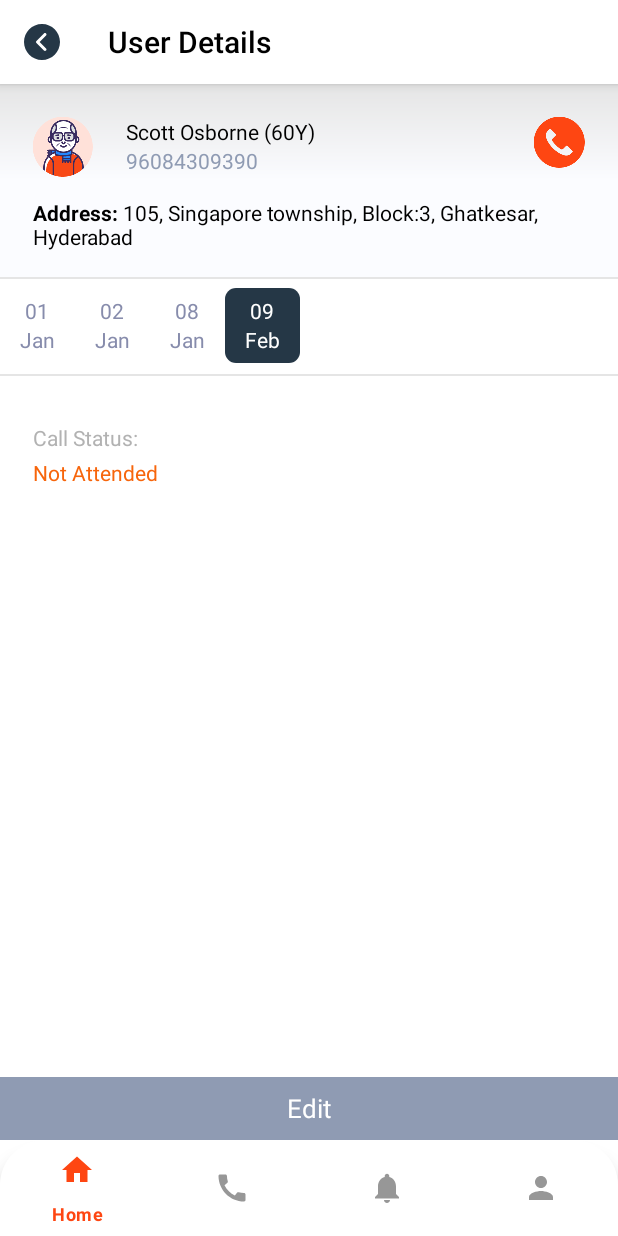
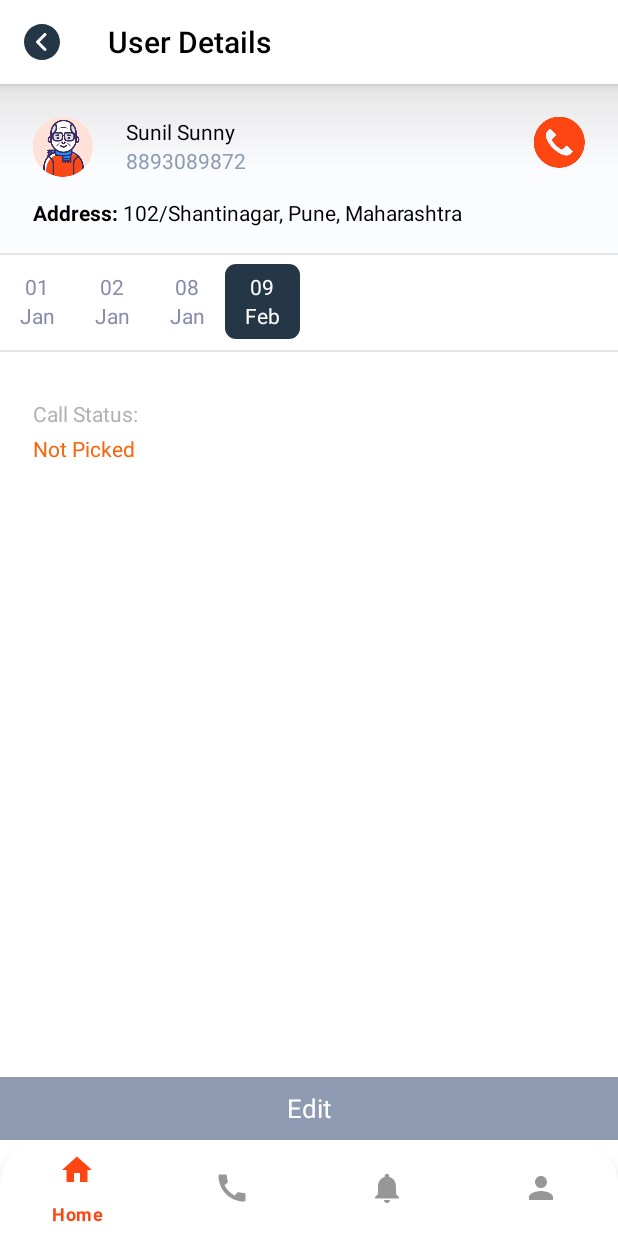
Before and after one commit to ApneSaathi/ApneSaathiAndroid, an Android app: the HomeFragment screen opened directly, with no data from a screen before it, after a tap on "Apne Saathi", on a phone screen of 412 x 824 dp. Run offline under Robolectric (Android 15) with nearby library versions, the phone set to English and light mode, and no system bars; our stand-ins replace CircleImageView, RxJava; pictures from the network do not load.

Commit message:
UI changes for user details fragment and passing the real data for binding the data.

```diff
--- a/app/src/main/java/com/nitiaayog/apnesaathi/ui/fragments/calls/AllCallsFragment.kt
+++ b/app/src/main/java/com/nitiaayog/apnesaathi/ui/fragments/calls/AllCallsFragment.kt
@@ -49,6 +49,7 @@ class AllCallsFragment : BaseFragment<HomeViewModel>(), CallsAdapter.OnItemClick
 
     override fun onMoreInfoClick(position: Int, user: User) {
         val fragment = SeniorCitizenDetailsFragment()
+        fragment.setSelectedUser(user)
         addFragment(
             R.id.fragmentCallContainer, fragment, getString(R.string.details_fragment)
         )
--- a/app/src/main/java/com/nitiaayog/apnesaathi/ui/fragments/calls/CallsStatusFragment.kt
+++ b/app/src/main/java/com/nitiaayog/apnesaathi/ui/fragments/calls/CallsStatusFragment.kt
@@ -57,6 +57,7 @@ class CallsStatusFragment : BaseFragment<HomeViewModel>(), CallsAdapter.OnItemCl
 
     override fun onMoreInfoClick(position: Int, user: User) {
         val fragment = SeniorCitizenDetailsFragment()
+        fragment.setSelectedUser(user)
         addFragment(
             R.id.fragmentCallContainer, fragment,getString(R.string.details_fragment)
         )
--- a/app/src/main/java/com/nitiaayog/apnesaathi/ui/fragments/details/SeniorCitizenDetailsFragment.kt
+++ b/app/src/main/java/com/nitiaayog/apnesaathi/ui/fragments/details/SeniorCitizenDetailsFragment.kt
@@ -1,13 +1,18 @@
 package com.nitiaayog.apnesaathi.ui.fragments.details
 
 import android.os.Bundle
+import android.text.SpannableStringBuilder
 import android.view.View
+import android.widget.Toast
+import androidx.core.content.ContextCompat
+import androidx.core.text.bold
 import androidx.recyclerview.widget.LinearLayoutManager
 import com.nitiaayog.apnesaathi.R
 import com.nitiaayog.apnesaathi.adapter.SeniorCitizenDateAdapter
 import com.nitiaayog.apnesaathi.base.extensions.getViewModel
 import com.nitiaayog.apnesaathi.base.extensions.replaceFragment
 import com.nitiaayog.apnesaathi.model.DateItem
+import com.nitiaayog.apnesaathi.model.User
 import com.nitiaayog.apnesaathi.ui.base.BaseFragment
 import kotlinx.android.synthetic.main.fragment_senior_citizen_details.*
 
@@ -16,6 +21,7 @@ class SeniorCitizenDetailsFragment : BaseFragment<SeniorCitizenDetailsViewModel>
     SeniorCitizenDateAdapter.OnItemClickListener, SeniorCitizenEditFragment.OnItemClickListener {
 
     private lateinit var adapter: SeniorCitizenDateAdapter
+    lateinit var user: User
     override fun provideViewModel(): SeniorCitizenDetailsViewModel =
         getViewModel {
             SeniorCitizenDetailsViewModel.getInstance(
@@ -34,9 +40,28 @@ class SeniorCitizenDetailsFragment : BaseFragment<SeniorCitizenDetailsViewModel>
         initClicks()
         initRecyclerView()
         initAdapter()
+        bindData()
+
+    }
+
+    private fun bindData() {
+        txt_user_name.text = user.userName
+        txt_user_phone_number.text = user.phoneNumber
+        val s = SpannableStringBuilder()
+            .bold { append(resources.getString(R.string.address)) }
+        txt_address.text =
+            s.append(" "+user.block + ", ").append(user.district + ", ").append(user.state)
+        if (user.gender == "M") {
+            img_user_icon.background =
+                activity?.let { ContextCompat.getDrawable(it, R.drawable.ic_male_user) }
+        } else {
+            img_user_icon.background =
+                activity?.let { ContextCompat.getDrawable(it, R.drawable.ic_female_user) }
+        }
     }
 
     private fun initClicks() {
+        img_call_button.setOnClickListener { prepareToCallPerson() }
         txt_edit.setOnClickListener {
             val fragment = SeniorCitizenEditFragment()
             fragment.setItemClickListener(this)
@@ -72,10 +97,11 @@ class SeniorCitizenDetailsFragment : BaseFragment<SeniorCitizenDetailsViewModel>
     }
 
     override fun onCallPermissionGranted() {
+        placeCall(user, R.id.fragment_edit_container)
     }
 
-    override fun onCallPermissionDenied() {
-    }
+    override fun onCallPermissionDenied() =
+        Toast.makeText(context, R.string.not_handle_action, Toast.LENGTH_LONG).show()
 
     override fun onSaveButton(status: String) {
         val index = viewModel.getDataList().size - 1
@@ -90,4 +116,8 @@ class SeniorCitizenDetailsFragment : BaseFragment<SeniorCitizenDetailsViewModel>
 
     override fun onCancelButton() {
     }
+
+    fun setSelectedUser(selectedUser: User) {
+        user = selectedUser
+    }
 }
--- a/app/src/main/java/com/nitiaayog/apnesaathi/ui/fragments/home/BaseCallsTypeFragment.kt
+++ b/app/src/main/java/com/nitiaayog/apnesaathi/ui/fragments/home/BaseCallsTypeFragment.kt
@@ -50,8 +50,10 @@ class BaseCallsTypeFragment : BaseFragment<HomeViewModel>(),
     }
 
     override fun onMoreInfoClick(position: Int, user: User) {
+        val fragment = SeniorCitizenDetailsFragment()
+        fragment.setSelectedUser(user)
         addFragment(
-            containerId, SeniorCitizenDetailsFragment(), getString(R.string.edit_fragment)
+            containerId, fragment, getString(R.string.details_fragment)
         )
     }
 
--- a/app/src/main/java/com/nitiaayog/apnesaathi/ui/fragments/home/HomeFragment.kt
+++ b/app/src/main/java/com/nitiaayog/apnesaathi/ui/fragments/home/HomeFragment.kt
@@ -57,6 +57,7 @@ class HomeFragment : BaseFragment<HomeViewModel>(), CallsAdapter.OnItemClickList
 
     override fun onMoreInfoClick(position: Int, user: User) {
         val fragment = SeniorCitizenDetailsFragment()
+        fragment.setSelectedUser(user)
         addFragment(
             R.id.fragmentHomeContainer, fragment, getString(R.string.details_fragment)
         )
--- a/app/src/main/res/layout/fragment_senior_citizen_details.xml
+++ b/app/src/main/res/layout/fragment_senior_citizen_details.xml
@@ -35,7 +35,7 @@
                 android:layout_width="match_parent"
                 android:layout_height="wrap_content"
                 android:background="@color/color_white"
-                android:paddingBottom="200dp">
+                android:paddingBottom="@dimen/view_size_66">
 
                 <LinearLayout
                     android:id="@+id/ll_personal_details_container"
@@ -57,9 +57,9 @@
                         android:orientation="horizontal">
 
                         <ImageView
+                            android:id="@+id/img_user_icon"
                             android:layout_width="wrap_content"
-                            android:layout_height="wrap_content"
-                            android:src="@drawable/ic_male_user" />
+                            android:layout_height="wrap_content" />
 
                         <LinearLayout
                             android:layout_width="0dp"
@@ -92,6 +92,7 @@
                     </LinearLayout>
 
                     <TextView
+                        android:id="@+id/txt_address"
                         android:layout_width="match_parent"
                         android:layout_height="wrap_content"
                         android:layout_marginTop="@dimen/dimen_12"
@@ -176,19 +177,20 @@
                             android:layout_weight="1"
                             android:orientation="vertical"
                             android:paddingLeft="@dimen/dimen_10"
-                            android:visibility="gone">
+                            android:visibility="visible">
 
                             <TextView
                                 android:layout_width="wrap_content"
                                 android:layout_height="wrap_content"
-                                android:text="@string/category"
+                                android:text="@string/whom_did_you_talk_with"
                                 android:textColor="@color/color_grey_txt" />
 
                             <TextView
                                 android:id="@+id/txt_call_response"
                                 android:layout_width="wrap_content"
+                                android:layout_marginTop="@dimen/dimen_2"
                                 android:layout_height="wrap_content"
-                                android:text="No Response"
+                                android:text="Senior Citizen"
                                 android:textColor="@color/color_orange" />
 
                         </LinearLayout>
@@ -214,7 +216,6 @@
                         android:id="@+id/ll_medical_details"
                         android:layout_width="match_parent"
                         android:layout_height="wrap_content"
-                        android:layout_marginTop="@dimen/dimen_15"
                         android:baselineAligned="false"
                         android:orientation="horizontal"
                         android:paddingLeft="@dimen/dimen_20"
@@ -228,8 +229,22 @@
                             android:layout_height="wrap_content"
                             android:layout_weight="1"
                             android:orientation="vertical">
+                            <TextView
+                                android:layout_width="wrap_content"
+                                android:layout_height="wrap_content"
+                                android:text="@string/related_info_talked_about"
+                                android:textColor="@color/color_grey_txt" />
 
                             <TextView
+                                android:id="@+id/txt_related_info"
+                                android:layout_width="wrap_content"
+                                android:layout_height="wrap_content"
+                                android:layout_marginTop="@dimen/dimen_2"
+                                android:text="Prevention, Access"
+                                android:textColor="@color/color_orange" />
+
+                            <TextView
+                                android:layout_marginTop="@dimen/dimen_10"
                                 android:layout_width="wrap_content"
                                 android:layout_height="wrap_content"
                                 android:text="@string/covid_symptoms"
@@ -250,6 +265,7 @@
                                     app:layout_constraintTop_toTopOf="parent" />
 
                                 <TextView
+                                    android:id="@+id/txt_cough"
                                     android:layout_width="wrap_content"
                                     android:layout_height="wrap_content"
                                     android:layout_marginTop="@dimen/dimen_5"
@@ -273,6 +289,7 @@
                                     android:layout_height="wrap_content"
                                     android:layout_marginTop="@dimen/dimen_5"
                                     android:text="@string/fever"
+                                    android:gravity="center"
                                     android:textColor="@color/color_orange"
                                     android:textSize="@dimen/text_10"
                                     app:layout_constraintStart_toStartOf="@id/img_fever_uneditable"
@@ -294,12 +311,32 @@
                                     android:lines="2"
                                     android:maxWidth="@dimen/view_size_60"
                                     android:minLines="2"
+                                    android:gravity="center"
                                     android:singleLine="false"
                                     android:text="@string/shortness_of_breath"
                                     android:textColor="@color/color_orange"
                                     android:textSize="@dimen/text_10"
                                     app:layout_constraintStart_toStartOf="@id/img_shortness_uneditable"
                                     app:layout_constraintTop_toBottomOf="@id/img_shortness_uneditable" />
+                                <ImageView
+                                    android:id="@+id/img_sore_throat"
+                                    android:layout_width="wrap_content"
+                                    android:layout_marginTop="@dimen/dimen_20"
+                                    android:layout_height="wrap_content"
+                                    android:src="@drawable/ic_shortness_icon_selected"
+                                    app:layout_constraintTop_toBottomOf="@id/txt_cough"
+                                    app:layout_constraintStart_toStartOf="parent" />
+
+                                <TextView
+                                    android:layout_width="wrap_content"
+                                    android:layout_height="wrap_content"
+                                    android:layout_marginTop="@dimen/dimen_5"
+                                   android:gravity="center"
+                                    android:text="@string/sore_throat"
+                                    android:textColor="@color/color_orange"
+                                    android:textSize="@dimen/text_10"
+                                    app:layout_constraintStart_toStartOf="@id/img_sore_throat"
+                                    app:layout_constraintTop_toBottomOf="@id/img_sore_throat" />
                             </androidx.constraintlayout.widget.ConstraintLayout>
 
                         </LinearLayout>
@@ -314,10 +351,11 @@
                             <TextView
                                 android:layout_width="wrap_content"
                                 android:layout_height="wrap_content"
-                                android:text="@string/grivence"
+                                android:text="@string/other_medical_problems"
                                 android:textColor="@color/color_grey_txt" />
 
                             <TextView
+                                android:id="@+id/txt_other_medical_problems"
                                 android:layout_width="wrap_content"
                                 android:layout_height="wrap_content"
                                 android:layout_marginTop="@dimen/dimen_2"
@@ -336,7 +374,7 @@
                                 android:layout_width="wrap_content"
                                 android:layout_height="wrap_content"
                                 android:layout_marginTop="@dimen/dimen_5"
-                                android:text="Not quarantined"
+                                android:text="@string/not_quarantined"
                                 android:textColor="@color/color_orange"
                                 android:textSize="@dimen/text_10" />
                         </LinearLayout>
@@ -352,7 +390,7 @@
                         android:gravity="center_vertical"
                         android:minHeight="@dimen/dimen_30"
                         android:paddingLeft="@dimen/dimen_20"
-                        android:text="@string/grievance_information"
+                        android:text="@string/complaints"
                         android:textColor="@color/color_black"
                         app:layout_constraintStart_toStartOf="parent"
                         app:layout_constraintTop_toBottomOf="@id/ll_medical_details">
@@ -380,7 +418,7 @@
                             <TextView
                                 android:layout_width="wrap_content"
                                 android:layout_height="wrap_content"
-                                android:text="@string/grivence"
+                                android:text="@string/lack_of_essential_services"
                                 android:textColor="@color/color_grey_txt" />
 
                             <TextView
@@ -395,7 +433,7 @@
                                 android:layout_width="wrap_content"
                                 android:layout_height="wrap_content"
                                 android:layout_marginTop="@dimen/dimen_10"
-                                android:text="@string/priority"
+                                android:text="@string/emergency_escalation"
                                 android:textColor="@color/color_grey_txt" />
 
                             <TextView
@@ -403,7 +441,7 @@
                                 android:layout_width="wrap_content"
                                 android:layout_height="wrap_content"
                                 android:layout_marginTop="@dimen/dimen_5"
-                                android:text="High"
+                                android:text="Yes"
                                 android:textColor="@color/color_orange" />
 
                         </LinearLayout>
@@ -512,7 +550,7 @@
                         android:layout_width="wrap_content"
                         android:layout_height="wrap_content"
                         android:layout_marginTop="@dimen/dimen_2"
-                        android:text="@string/not_attended"
+                        android:text="@string/not_picked"
                         android:textColor="@color/color_orange" />
 
                 </LinearLayout>
--- a/app/src/main/res/values/strings.xml
+++ b/app/src/main/res/values/strings.xml
@@ -154,7 +154,6 @@
 
     <string name="yes">Yes</string>
     <string name="no">No</string>
-    <string name="other_medical_problems">Other Medical Problems</string>
     <string name="complaints">COMPLAINTS</string>
     <string name="calls_information">CALLS INFORMATION</string>
     <string name="call_type">Call Type</string>
@@ -199,7 +198,7 @@
     <string name="grivence">Grivence</string>
     <string name="save">Save</string>
     <string name="cancel">Cancel</string>
-    <string name="address"><b>Address:</b> 105, Singapore township, Block:3, Ghatkesar, Hyderabad</string>
+    <string name="address">Address: </string>
     <string name="unattended">Unattended</string>
     <string name="edit">Edit</string>
     <string name="app_bar_title">User Details</string>
@@ -250,4 +249,11 @@
     <string name="high">High</string>
     <string name="low">Low</string>
     <string name="call_connected">Call connected</string>
+    <string name="not_picked">Not Picked</string>
+    <string name="whom_did_you_talk_with">Whom did you talk with?</string>
+    <string name="other_medical_problems">Other Medical Problems</string>
+    <string name="related_info_talked_about">Related info talked about</string>
+    <string name="sore_throat">Sore Throat</string>
+    <string name="lack_of_essential_services">Lack of Essential Services</string>
+    <string name="emergency_escalation">Emergency Escalation</string>
 </resources>
```
Also changed, not shown: 4 other files.
